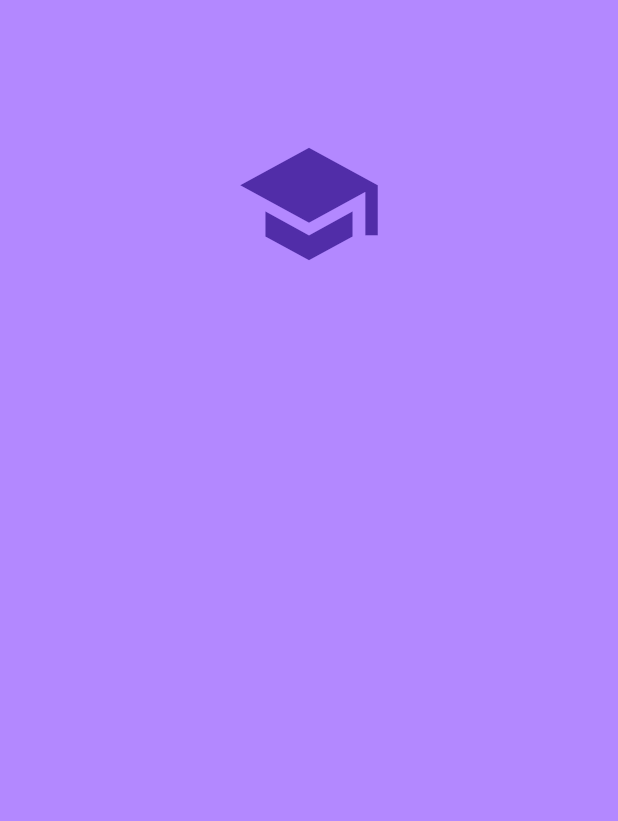
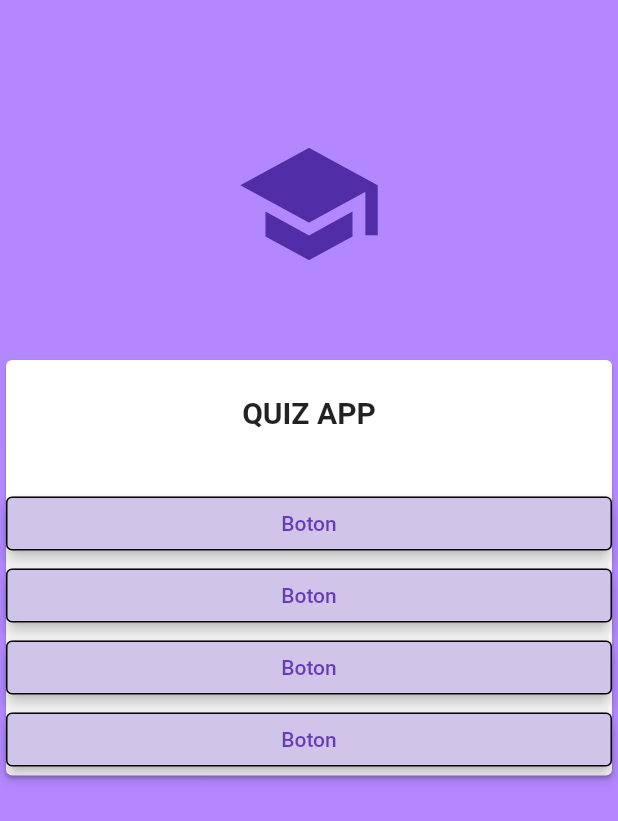
Before and after one commit to SFP95/App_Gramming, a Flutter app: the screen it shows after launch, on a phone screen of 412 x 824 dp. Shown: the top 821 px of the screen. Run offline on Flutter 3.47's test engine with Material 2 defaults, Android fonts, the phone set to English and light mode, and no system bars.

Commit message:
17.11.22

```diff
--- a/lib/home_views/Home.dart
+++ b/lib/home_views/Home.dart
@@ -28,6 +28,53 @@ class Home extends StatelessWidget{
               Card(
                     child: ListView(
                       shrinkWrap: true,
+                      children: [
+                        Container(
+                          height: 50,
+                          margin: const EdgeInsets.only(top: 10, bottom: 25),
+                          child: const Center(
+                            child: Text('QUIZ APP', style: TextStyle(
+                              fontWeight: FontWeight.w600,
+                              fontSize: 20,
+                            ),),
+                          ),
+                        ),
+                        OutlinedButton(
+                            onPressed: (){},
+                            child: const Text('Boton'),
+                          style: OutlinedButton.styleFrom(
+                            backgroundColor: Colors.deepPurple.shade100,
+                            elevation: 4,
+                            side: const BorderSide(width: 1)
+                          ),
+                        ),
+                        OutlinedButton(
+                            onPressed: (){},
+                            child: const Text('Boton'),
+                          style: OutlinedButton.styleFrom(
+                              backgroundColor: Colors.deepPurple.shade100,
+                              elevation: 4,
+                              side: const BorderSide(width: 1)
+                          ),),
+                        OutlinedButton(
+                            onPressed: (){},
+                            child: const Text('Boton'),
+                          style: OutlinedButton.styleFrom(
+                              backgroundColor: Colors.deepPurple.shade100,
+                              elevation: 4,
+                              side: const BorderSide(width: 1)
+                          ),
+                        ),
+                        OutlinedButton(
+                            onPressed: (){},
+                            child: const Text('Boton'),
+                          style: OutlinedButton.styleFrom(
+                              backgroundColor: Colors.deepPurple.shade100,
+                              elevation: 4,
+                              side: const BorderSide(width: 1)
+                          ),
+                        ),
+                      ],
                     ),
                   ),
             ],
--- a/lib/main.dart
+++ b/lib/main.dart
@@ -1,7 +1,5 @@
 import 'package:flutter/material.dart';
 import 'package:gramming/home_views/Home.dart';
-
-import 'App.dart';
 
 void main () {
   runApp( MyApp());
```
